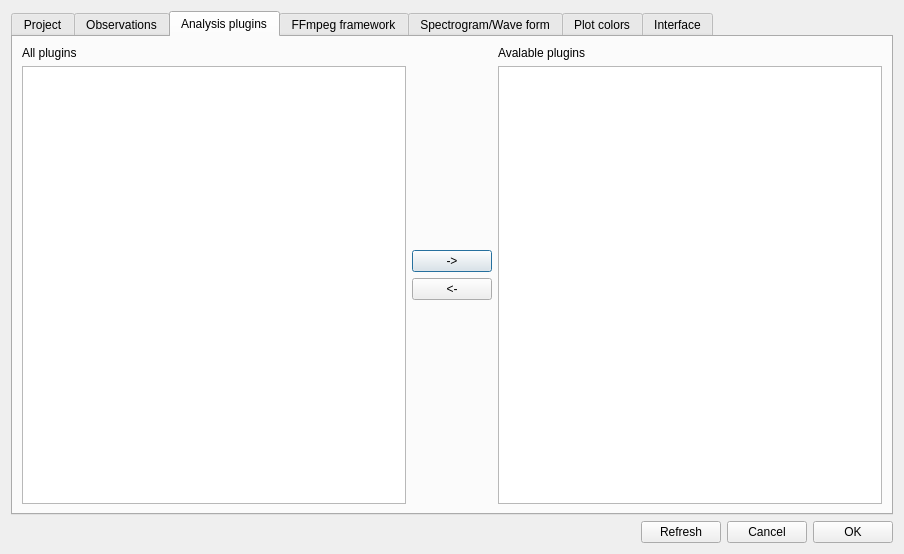
Qt form boris/preferences.ui (olivierfriard/BORIS) before a commit.
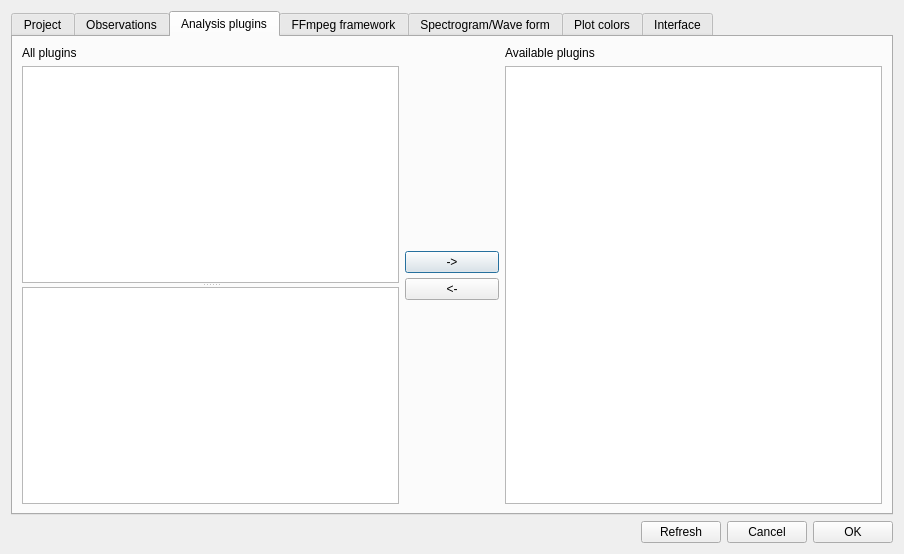
The same form after that commit.

Diff of the .ui file:
```diff
--- a/boris/preferences.ui
+++ b/boris/preferences.ui
@@ -314,9 +314,14 @@
         <attribute name="title">
          <string>Analysis plugins</string>
         </attribute>
-        <layout class="QHBoxLayout" name="horizontalLayout_16">
+        <layout class="QHBoxLayout" name="horizontalLayout_17">
          <item>
-          <layout class="QVBoxLayout" name="verticalLayout_11">
+          <layout class="QHBoxLayout" name="horizontalLayout_16" stretch="4,1,4">
+           <item>
+            <layout class="QVBoxLayout" name="verticalLayout_11" stretch="0,1">
+             <property name="sizeConstraint">
+              <enum>QLayout::SizeConstraint::SetMaximumSize</enum>
+             </property>
            <item>
             <widget class="QLabel" name="label_13">
              <property name="text">
@@ -325,12 +330,31 @@
             </widget>
            </item>
            <item>
+              <widget class="QSplitter" name="splitter">
+               <property name="orientation">
+                <enum>Qt::Orientation::Vertical</enum>
+               </property>
             <widget class="QListWidget" name="lv_all_plugins"/>
+               <widget class="QPlainTextEdit" name="pte_plugin_description">
+                <property name="readOnly">
+                 <bool>true</bool>
+                </property>
+               </widget>
+              </widget>
            </item>
           </layout>
          </item>
          <item>
-          <layout class="QVBoxLayout" name="verticalLayout_13">
+            <layout class="QVBoxLayout" name="verticalLayout_13" stretch="0,0,0,0">
+             <property name="spacing">
+              <number>5</number>
+             </property>
+             <property name="sizeConstraint">
+              <enum>QLayout::SizeConstraint::SetFixedSize</enum>
+             </property>
+             <property name="leftMargin">
+              <number>0</number>
+             </property>
            <item>
             <spacer name="verticalSpacer_7">
              <property name="orientation">
@@ -346,6 +370,12 @@
            </item>
            <item>
             <widget class="QPushButton" name="pb_add_plugin">
+               <property name="minimumSize">
+                <size>
+                 <width>41</width>
+                 <height>0</height>
+                </size>
+               </property>
              <property name="text">
               <string>-&gt;</string>
              </property>
@@ -353,6 +383,12 @@
            </item>
            <item>
             <widget class="QPushButton" name="pb_remove_plugin">
+               <property name="minimumSize">
+                <size>
+                 <width>41</width>
+                 <height>0</height>
+                </size>
+               </property>
              <property name="text">
               <string>&lt;-</string>
              </property>
@@ -375,15 +411,27 @@
          </item>
          <item>
           <layout class="QVBoxLayout" name="verticalLayout_12">
+             <property name="sizeConstraint">
+              <enum>QLayout::SizeConstraint::SetMinimumSize</enum>
+             </property>
            <item>
             <widget class="QLabel" name="label_14">
              <property name="text">
-              <string>Avalable plugins</string>
+                <string>Available plugins</string>
              </property>
             </widget>
            </item>
            <item>
-            <widget class="QListWidget" name="lv_plugins"/>
+              <widget class="QListWidget" name="lv_plugins">
+               <property name="sizePolicy">
+                <sizepolicy hsizetype="Ignored" vsizetype="Expanding">
+                 <horstretch>100</horstretch>
+                 <verstretch>0</verstretch>
+                </sizepolicy>
+               </property>
+              </widget>
+             </item>
+            </layout>
            </item>
           </layout>
          </item>
```
Lines whose indentation alone changed are shown as unchanged.
